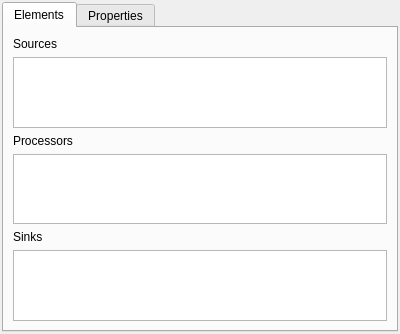
Before: the Qt Designer form branches/large_logic_refactoring/src/edr/src/plugins/newVdf/ui/TypesWindow.ui in mk4me/hm-mde-one, drawn with Qt 5.
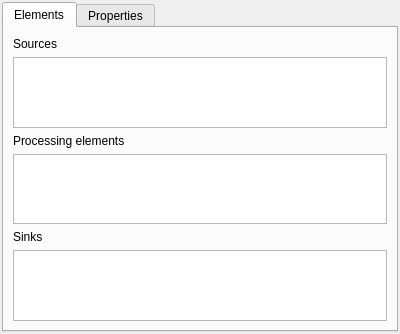
After: the same form once the commit is applied.

Diff of the .ui file:
```diff
--- a/branches/large_logic_refactoring/src/edr/src/plugins/newVdf/ui/TypesWindow.ui
+++ b/branches/large_logic_refactoring/src/edr/src/plugins/newVdf/ui/TypesWindow.ui
@@ -47,7 +47,7 @@
        <item>
         <widget class="QLabel" name="label_2">
          <property name="text">
-          <string>Processors</string>
+          <string>Processing elements</string>
          </property>
         </widget>
        </item>
```
